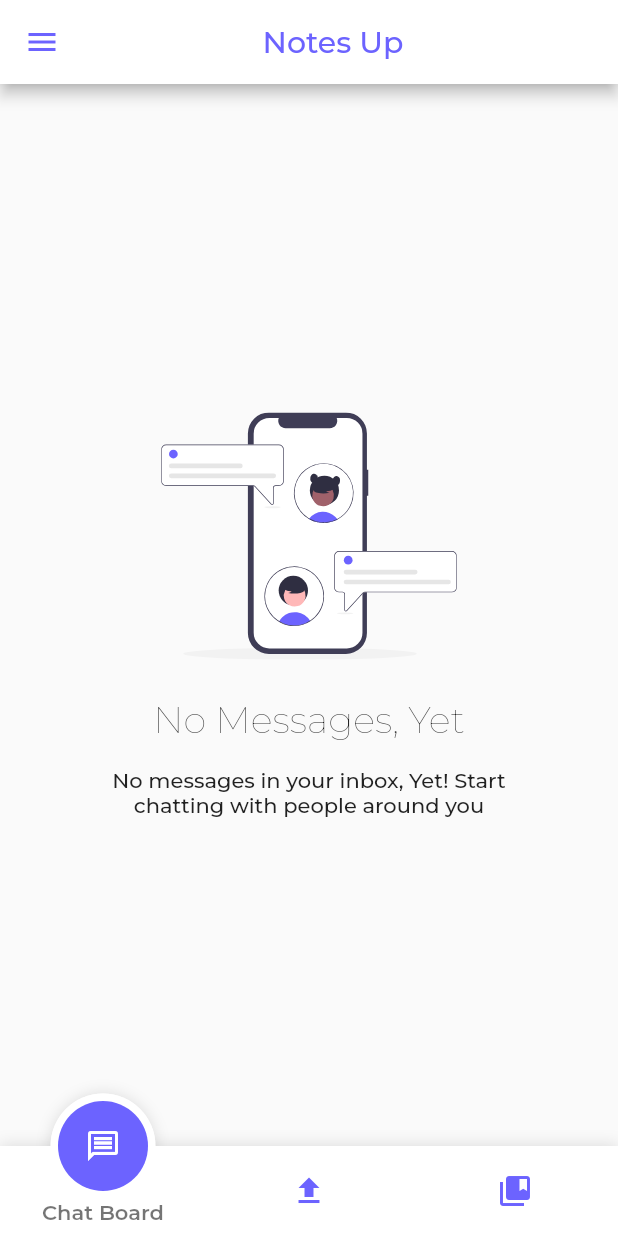
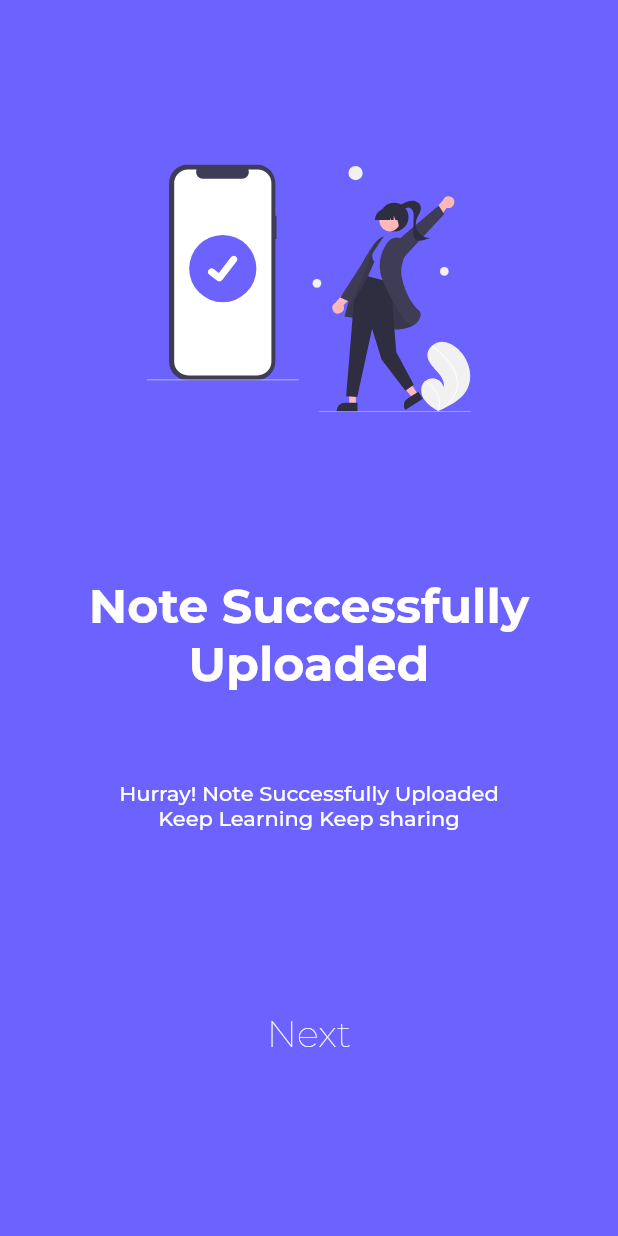
Before and after one commit to talha828/Notes_Up_Flutter, a Flutter app: the screen it shows after launch, on a phone screen of 412 x 824 dp. Run offline on Flutter 3.47's test engine with Material 2 defaults, Android fonts, the phone set to English and light mode, and no system bars; drawn by our look-alikes of fancy_bottom_navigation; our stand-ins replace firebase_auth, firebase_core, firebase_database, flutter_svg, fluttertoast, google_fonts and 5 more; accounts and stored records are empty.

Commit message:
successfully note upload

```diff
--- /dev/null
+++ b/lib/Screens/upload_screen/note_successfully_uploaded/note_success_fully_uploaded.dart
@@ -0,0 +1,60 @@
+import 'package:flutter/material.dart';
+import 'package:flutter_svg/flutter_svg.dart';
+import 'package:quick_notes/constant/constant.dart';
+import 'package:quick_notes/custome_widget/main_button.dart';
+import 'package:quick_notes/globle_variable.dart';
+import 'package:quick_notes/image_collection/A.dart';
+import 'package:quick_notes/text_string_collection/text_string_collection.dart';
+
+class NoteSuccessfullyUploaded extends StatefulWidget {
+  const NoteSuccessfullyUploaded({Key key}) : super(key: key);
+
+  @override
+  State<NoteSuccessfullyUploaded> createState() =>
+      _NoteSuccessfullyUploadedState();
+}
+
+class _NoteSuccessfullyUploadedState extends State<NoteSuccessfullyUploaded> {
+  @override
+  Widget build(BuildContext context) {
+    width = MediaQuery.of(context).size.width;
+    height = MediaQuery.of(context).size.height;
+    return SafeArea(
+        child: Scaffold(
+          body: Container(
+            padding: EdgeInsets.symmetric(horizontal: width * 0.07),
+            color: themeColor1.withOpacity(1),
+            child: Column(
+              crossAxisAlignment: CrossAxisAlignment.stretch,
+              mainAxisAlignment: MainAxisAlignment.spaceEvenly,
+              children: [
+                SvgPicture.asset(
+                  A.assets_success,
+                  width: width * 0.8,
+                  height: width * 0.4,
+                ),
+
+             Column(
+               children: [
+                 Text(
+                   TextCollection.text_note_successfully_uploaded,
+                   style: TextStyle(
+                       color: Colors.white,
+                       fontSize: width * 0.077, fontWeight: FontWeight.bold),textAlign: TextAlign.center,
+                 ),
+                 SizedBox(
+                   height: height * 0.07,
+                 ),
+                 Text(TextCollection.text_note_successfully_uploaded_subtitle_1,style: TextStyle(color:Colors.white,fontWeight: FontWeight.w500,),textAlign: TextAlign.center,),
+                 Text(TextCollection.text_note_successfully_uploaded_subtitle_2,style: TextStyle(color:Colors.white,fontWeight: FontWeight.w500,),textAlign: TextAlign.center,),
+               ],
+             ),
+                MainButton(
+                  text: TextCollection.text_next,
+                  onTap: (){}),
+              ],
+            ),
+          ),
+    ));
+  }
+}
--- a/lib/image_collection/A.dart
+++ b/lib/image_collection/A.dart
@@ -10,4 +10,5 @@ static  final String assets_empty_chat="assets/image/chat.svg";
 static  final String assets_login="assets/image/login.svg";
 static  final String assets_upload="assets/image/upload.svg";
 static  final String assets_save_collection="assets/image/save_collection.svg";
+static  final String assets_success="assets/image/success.svg";
 }
--- a/lib/main.dart
+++ b/lib/main.dart
@@ -5,6 +5,7 @@ import 'package:quick_notes/Screens/get_start_screen/share_your_collection_scree
 import 'package:quick_notes/Screens/main_screen/main_screen.dart';
 import 'package:quick_notes/Screens/splash_screen/splash_screen.dart';
 import 'package:firebase_core/firebase_core.dart';
+import 'package:quick_notes/Screens/upload_screen/note_successfully_uploaded/note_success_fully_uploaded.dart';
 import 'package:quick_notes/Screens/upload_screen/upload_from_gallery/upload_from_gallery.dart';
 import 'package:quick_notes/Screens/upload_screen/upload_screen.dart';
 import 'package:quick_notes/constant/constant.dart';
@@ -36,7 +37,7 @@ class MyApp extends StatelessWidget {
             Theme.of(context).textTheme,
           )
         ),
-        home: MainScreen(),
+        home: NoteSuccessfullyUploaded(),
       ),
     );
   }
--- a/lib/text_string_collection/text_string_collection.dart
+++ b/lib/text_string_collection/text_string_collection.dart
@@ -40,6 +40,9 @@ class TextCollection{
   static  final String text_Upload="Upload";
   static  final String text_Upload_from_camera="Upload From Camera";
   static  final String text_no_upload_from_camera_subtitle_1="(only png and jpg are allowed)";
+  static  final String text_note_successfully_uploaded="Note Successfully Uploaded";
+  static  final String text_note_successfully_uploaded_subtitle_1="Hurray! Note Successfully Uploaded ";
+  static  final String text_note_successfully_uploaded_subtitle_2="Keep Learning Keep sharing";
 
 
 }
```
Also changed, not shown: assets/image/success.svg (added).
